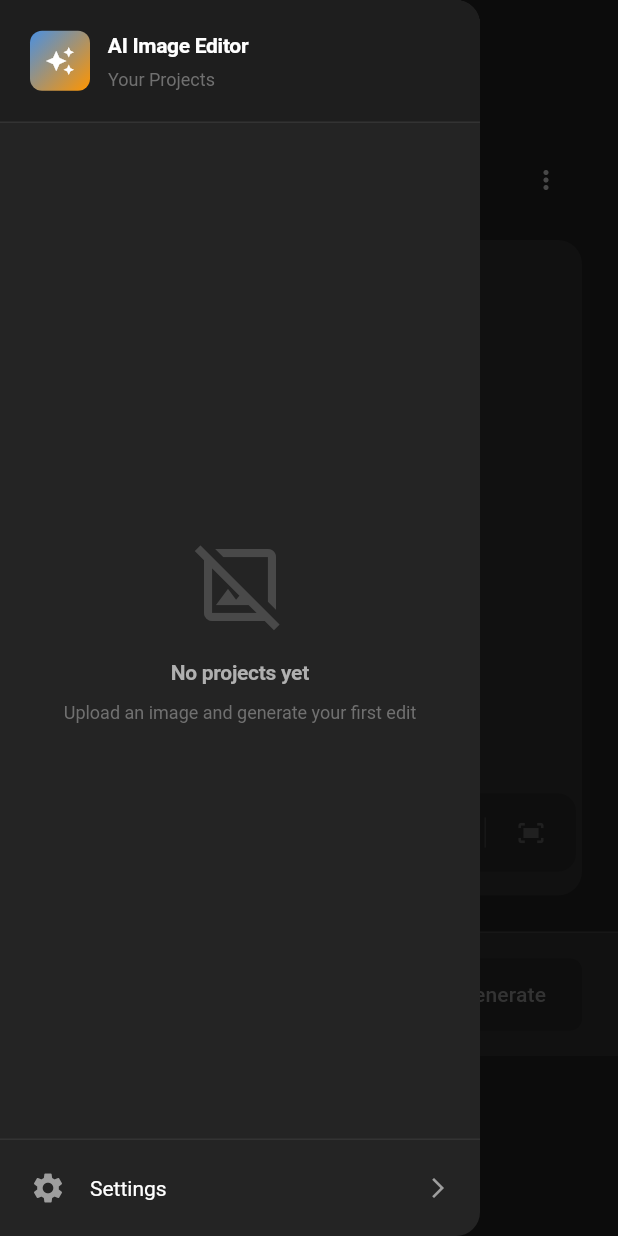
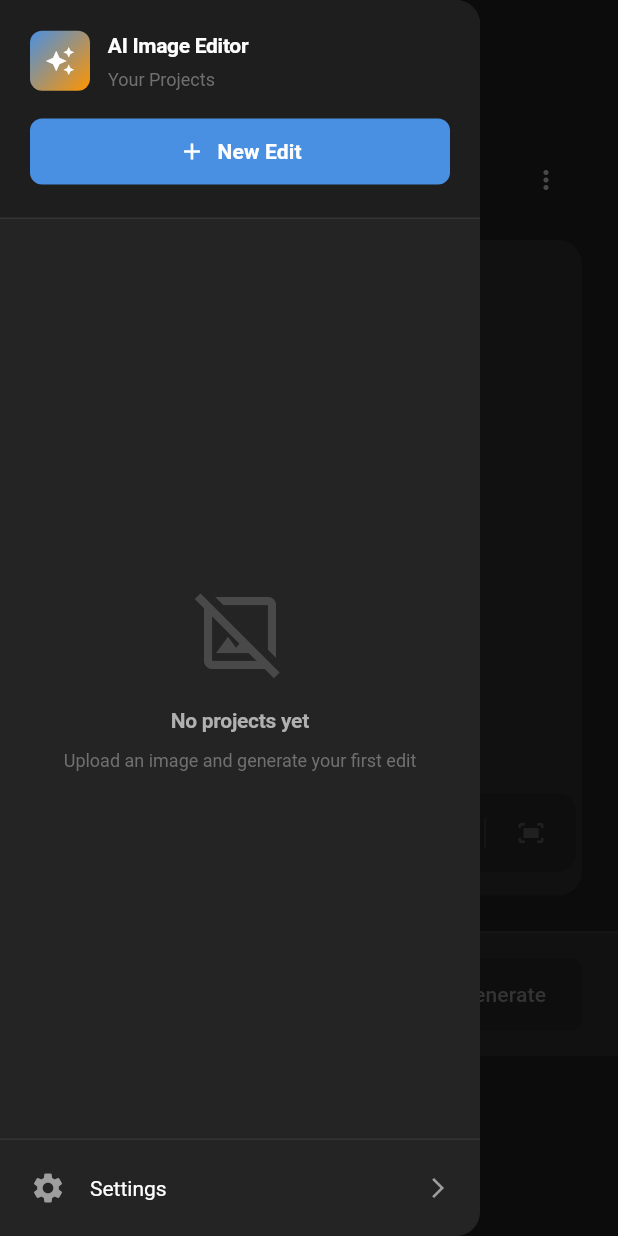
Before and after one commit to yunusemrealpak/flutter-ai-image-studio, a Flutter app: the screen it shows after launch, after a tap on the "menu" icon, on a phone screen of 412 x 824 dp. Run offline on Flutter 3.47's test engine with Material 3 defaults, Android fonts, the light colour scheme and no system bars; our stand-ins replace file_picker; missing offline and left inert: before_after, dart:html; network calls fail.

Commit message:
Add New Edit button and support parallel job polling

```diff
--- a/frontend/lib/screens/editor_screen.dart
+++ b/frontend/lib/screens/editor_screen.dart
@@ -40,12 +40,16 @@ class _EditorScreenState extends State<EditorScreen> {
     final jobProvider = context.read<JobProvider>();
     final currentJob = jobProvider.currentJob;
 
-    // Clear selected image when job is completed
-    if (currentJob != null && currentJob.isCompleted && _selectedImageBytes != null) {
-      setState(() {
-        _selectedImageBytes = null;
-        _selectedImageName = null;
-      });
+    // Clear selected image when:
+    // 1. Job is completed
+    // 2. Current job is cleared (New Edit button)
+    if (_selectedImageBytes != null) {
+      if (currentJob == null || currentJob.isCompleted) {
+        setState(() {
+          _selectedImageBytes = null;
+          _selectedImageName = null;
+        });
+      }
     }
   }
 
--- a/frontend/lib/widgets/app_drawer.dart
+++ b/frontend/lib/widgets/app_drawer.dart
@@ -32,7 +32,10 @@ class AppDrawer extends StatelessWidget {
           bottom: BorderSide(color: AppTheme.dividerColor, width: 1),
         ),
       ),
-      child: Row(
+      child: Column(
+        crossAxisAlignment: CrossAxisAlignment.start,
+        children: [
+          Row(
             children: [
               Container(
                 width: 40,
@@ -67,6 +70,43 @@ class AppDrawer extends StatelessWidget {
                 ],
               ),
             ],
+          ),
+          const SizedBox(height: AppTheme.spacingL),
+          _buildNewEditButton(),
+        ],
+      ),
+    );
+  }
+
+  Widget _buildNewEditButton() {
+    return SizedBox(
+      width: double.infinity,
+      child: ElevatedButton.icon(
+        onPressed: () {
+          // Clear current job and close drawer
+          context.read<JobProvider>().clearCurrentJob();
+          Navigator.of(context).pop();
+        },
+        style: ElevatedButton.styleFrom(
+          backgroundColor: AppTheme.primaryBlue,
+          foregroundColor: Colors.white,
+          elevation: 0,
+          padding: const EdgeInsets.symmetric(
+            horizontal: AppTheme.spacingL,
+            vertical: AppTheme.spacingM,
+          ),
+          shape: RoundedRectangleBorder(
+            borderRadius: BorderRadius.circular(AppTheme.radiusM),
+          ),
+        ),
+        icon: const Icon(Icons.add, size: 18),
+        label: const Text(
+          'New Edit',
+          style: TextStyle(
+            fontSize: 14,
+            fontWeight: FontWeight.w600,
+          ),
+        ),
       ),
     );
   }
```
Also changed, not shown: frontend/lib/providers/job_provider.dart (+19 -16 lines). Lines whose indentation alone changed are shown as unchanged.
